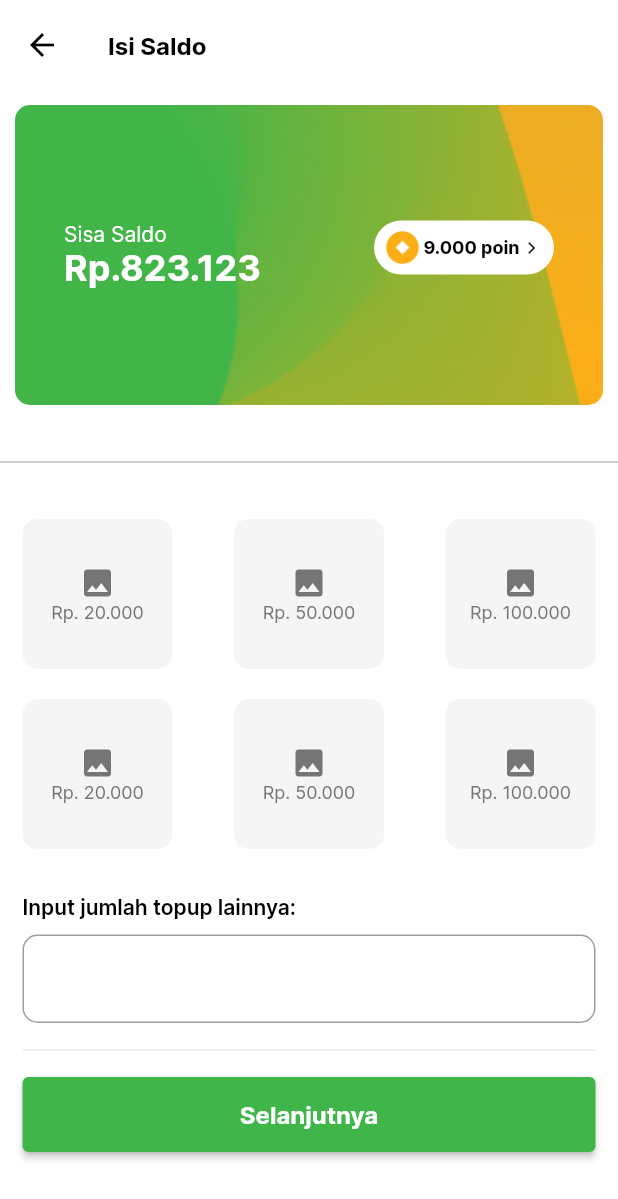
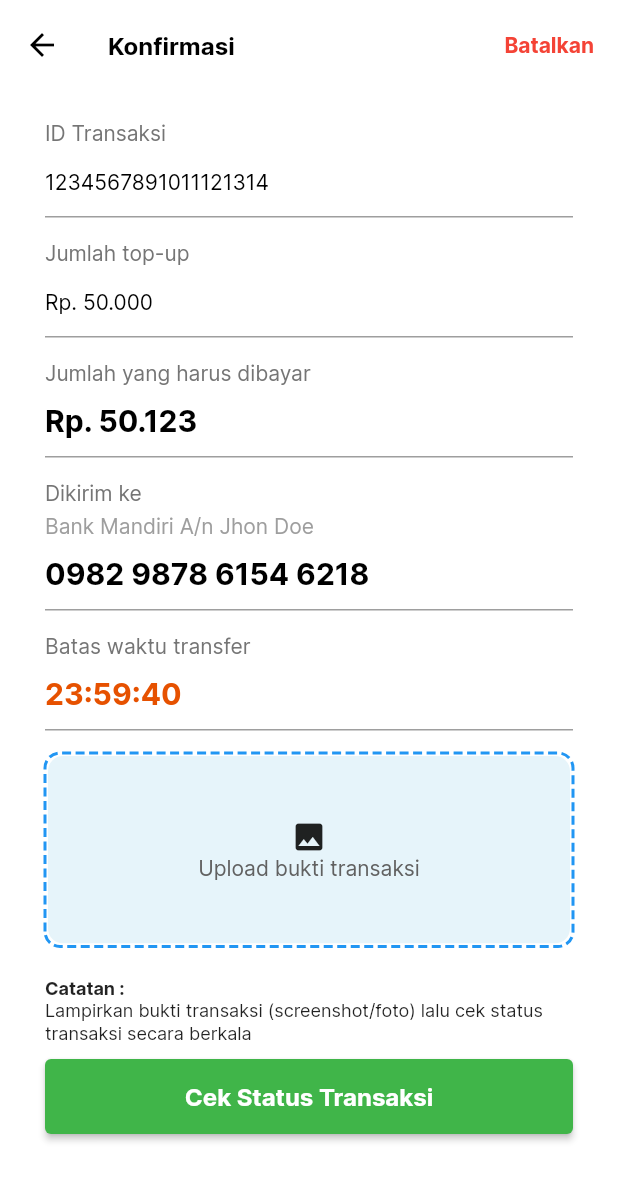
Before and after one commit to IkbalGumilar/bmt_kbs, a Flutter app: the IsiSaldoScreen screen opened directly, after a tap on "Selanjutnya", on a phone screen of 412 x 824 dp. Shown: the top 1199 px of the screen. Run offline on Flutter 3.47's test engine with Material 2 defaults, Android fonts, the phone set to English and light mode, and no system bars; drawn by our look-alikes of dotted_border; our stand-ins replace flutter_native_splash; statements that could not run were skipped.

Commit message:
Menambahkan beberapa komponen pelengkap pada halaman konfirmasi isi saldo

```diff
--- a/lib/screens/features/isi_saldo.dart
+++ b/lib/screens/features/isi_saldo/isi_saldo.dart
@@ -1,4 +1,5 @@
 import 'package:bmt_kbs/etc/color_pallete.dart';
+import 'package:bmt_kbs/widgets/full_width_button.dart';
 import 'package:flutter/material.dart';
 
 class IsiSaldoScreen extends StatelessWidget {
@@ -320,24 +321,7 @@ class IsiSaldoScreen extends StatelessWidget {
                       padding: const EdgeInsets.only(bottom: 20.0),
                       child: Column(
                         children: [
-                          SizedBox(
-                            width: double.infinity,
-                            height: 50,
-                            child: ElevatedButton(
-                              onPressed: () {},
-                              style: ElevatedButton.styleFrom(
-                                backgroundColor: ColorPallete.primaryColor,
-                              ),
-                              child: const Text(
-                                "Selanjutnya",
-                                style: TextStyle(
-                                  color: Colors.white,
-                                  fontSize: 16,
-                                  fontWeight: FontWeight.w700,
-                                ),
-                              ),
-                            ),
-                          ),
+                          FullWidthButton(text: "Selanjutnya"),
                         ],
                       ),
                     ),
--- /dev/null
+++ b/lib/screens/features/isi_saldo/konfirmasi.dart
@@ -0,0 +1,259 @@
+import 'package:bmt_kbs/widgets/full_width_button.dart';
+import 'package:dotted_border/dotted_border.dart';
+import 'package:flutter/material.dart';
+
+class KonfirmasiIsiSaldoScreen extends StatefulWidget {
+  KonfirmasiIsiSaldoScreen({super.key});
+
+  @override
+  State<KonfirmasiIsiSaldoScreen> createState() =>
+      _KonfirmasiIsiSaldoScreenState();
+}
+
+class _KonfirmasiIsiSaldoScreenState extends State<KonfirmasiIsiSaldoScreen> {
+  @override
+  Widget build(BuildContext context) {
+    return Scaffold(
+      backgroundColor: Colors.white,
+      appBar: PreferredSize(
+        preferredSize: const Size.fromHeight(60),
+        child: AppBar(
+          iconTheme: const IconThemeData(color: Colors.black),
+          toolbarHeight: 60,
+          title: const Text(
+            "Konfirmasi",
+            style: TextStyle(
+                fontSize: 16, fontWeight: FontWeight.bold, color: Colors.black),
+          ),
+          centerTitle: false,
+          backgroundColor: Colors.white,
+          elevation: 0.0,
+          actions: [
+            ElevatedButton(
+              onPressed: () {},
+              style: ElevatedButton.styleFrom(
+                backgroundColor: Colors.white,
+                elevation: 0.0,
+              ),
+              child: const Text(
+                "Batalkan",
+                style: TextStyle(
+                  color: Colors.red,
+                  fontWeight: FontWeight.bold,
+                  fontSize: 14,
+                ),
+              ),
+            ),
+          ],
+        ),
+      ),
+      body: ListView(
+        padding: const EdgeInsets.symmetric(
+          horizontal: 30,
+          vertical: 20,
+        ),
+        children: [
+          InputKonfirmasiIsiSaldo(
+            label: "ID Transaksi",
+            inputValue: "1234567891011121314",
+            isBanking: false,
+          ),
+          InputKonfirmasiIsiSaldo(
+            label: "Jumlah top-up",
+            inputValue: "Rp. 50.000",
+            isBanking: false,
+          ),
+          InputKonfirmasiIsiSaldo(
+            label: "Jumlah yang harus dibayar",
+            inputValue: "Rp. 50.123",
+            isBold: true,
+            isImportant: true,
+            isBanking: false,
+          ),
+          InputKonfirmasiIsiSaldo(
+            label: "Dikirim ke",
+            inputValue: "0982 9878 6154 6218",
+            isBold: true,
+            isImportant: true,
+            isBanking: true,
+          ),
+          InputKonfirmasiIsiSaldo(
+            label: "Batas waktu transfer",
+            inputValue: "23:59:40",
+            isBold: true,
+            isImportant: true,
+            isBanking: false,
+            isColored: true,
+          ),
+          DottedBorder(
+            borderType: BorderType.RRect,
+            radius: Radius.circular(10),
+            color: Colors.blue,
+            strokeWidth: 2,
+            dashPattern: [6, 3, 6, 3],
+            child: ClipRRect(
+              child: GestureDetector(
+                onTap: () {
+                  print("SSS");
+
+                  showModalBottomSheet(
+                    shape: RoundedRectangleBorder(
+                      borderRadius: BorderRadius.circular(10.0),
+                    ),
+                    context: context,
+                    builder: (context) {
+                      return Container(
+                        height: 300,
+                        child: Padding(
+                          padding: const EdgeInsets.symmetric(
+                              vertical: 20, horizontal: 30),
+                          child: Wrap(
+                            children: [
+                              Row(
+                                mainAxisAlignment: MainAxisAlignment.center,
+                                children: [
+                                  Container(
+                                    width: 50,
+                                    height: 12,
+                                    decoration: BoxDecoration(
+                                      color: Colors.blue[100],
+                                      borderRadius: BorderRadius.circular(10),
+                                    ),
+                                  ),
+                                ],
+                              ),
+                              SizedBox(
+                                height: 20,
+                              ),
+                              Column(
+                                children: [
+                                  Container(
+                                    width: double.infinity,
+                                    decoration: BoxDecoration(
+                                      color: Colors.blue,
+                                    ),
+                                  ),
+                                ],
+                              ),
+                            ],
+                          ),
+                        ),
+                      );
+                    },
+                  );
+                },
+                child: Container(
+                  width: double.infinity,
+                  height: 125,
+                  decoration: BoxDecoration(
+                    color: Color.fromARGB(25, 0, 146, 199),
+                    borderRadius: BorderRadius.circular(10),
+                  ),
+                  child: Column(
+                    mainAxisAlignment: MainAxisAlignment.center,
+                    children: [
+                      Icon(Icons.photo),
+                      Text(
+                        "Upload bukti transaksi",
+                        style: TextStyle(
+                          fontSize: 14,
+                          color: Colors.grey[700],
+                        ),
+                      ),
+                    ],
+                  ),
+                ),
+              ),
+            ),
+          ),
+          Padding(
+            padding: EdgeInsets.only(top: 20),
+            child: Column(
+              crossAxisAlignment: CrossAxisAlignment.start,
+              children: const [
+                Text(
+                  "Catatan :",
+                  style: TextStyle(fontWeight: FontWeight.bold, fontSize: 12),
+                ),
+                Text(
+                  "Lampirkan bukti transaksi (screenshot/foto) lalu cek status transaksi secara berkala",
+                  style: TextStyle(fontSize: 12, fontWeight: FontWeight.normal),
+                ),
+              ],
+            ),
+          ),
+          SizedBox(
+            height: 10,
+          ),
+          FullWidthButton(
+            text: "Cek Status Transaksi",
+          ),
+        ],
+      ),
+    );
+  }
+}
+
+class InputKonfirmasiIsiSaldo extends StatelessWidget {
+  InputKonfirmasiIsiSaldo({
+    Key? key,
+    required this.label,
+    required this.inputValue,
+    this.isBold,
+    this.isImportant,
+    required this.isBanking,
+    this.isColored,
+  }) : super(key: key);
+
+  String label;
+  String inputValue;
+  bool? isBold;
+  bool? isImportant;
+  bool isBanking;
+  bool? isColored = false;
+
+  @override
+  Widget build(BuildContext context) {
+    return Column(
+      crossAxisAlignment: CrossAxisAlignment.start,
+      children: [
+        Text(
+          label,
+          style: TextStyle(
+            color: Colors.grey[600],
+          ),
+        ),
+        if (isBanking == true)
+          const SizedBox(
+            height: 5,
+          ),
+        Column(
+          crossAxisAlignment: CrossAxisAlignment.start,
+          children: [
+            if (isBanking == true)
+              Text(
+                isBanking == true ? "Bank Mandiri A/n Jhon Doe" : "",
+                style: TextStyle(
+                  color: Colors.grey,
+                ),
+              ),
+            TextField(
+              autocorrect: false,
+              controller: TextEditingController(text: inputValue),
+              decoration: InputDecoration(),
+              style: TextStyle(
+                fontWeight:
+                    isBold == true ? FontWeight.bold : FontWeight.normal,
+                fontSize: isImportant == true ? 20 : 14,
+                color: isColored == true ? Colors.orange[900] : Colors.black,
+              ),
+            ),
+          ],
+        ),
+        SizedBox(
+          height: 15,
+        ),
+      ],
+    );
+  }
+}
--- a/lib/screens/home.dart
+++ b/lib/screens/home.dart
@@ -1,4 +1,4 @@
-import 'package:bmt_kbs/screens/features/isi_saldo.dart';
+import 'package:bmt_kbs/screens/features/isi_saldo/isi_saldo.dart';
 import 'package:flutter/material.dart';
 
 class HomePage extends StatelessWidget {
--- /dev/null
+++ b/lib/widgets/full_width_button.dart
@@ -0,0 +1,42 @@
+import 'package:bmt_kbs/etc/color_pallete.dart';
+import 'package:bmt_kbs/screens/features/isi_saldo/konfirmasi.dart';
+import 'package:flutter/material.dart';
+
+class FullWidthButton extends StatelessWidget {
+  FullWidthButton({
+    Key? key,
+    required this.text,
+  }) : super(key: key);
+
+  String text;
+
+  @override
+  Widget build(BuildContext context) {
+    return SizedBox(
+      width: double.infinity,
+      height: 50,
+      child: ElevatedButton(
+        onPressed: () {
+          print("test");
+          Navigator.push(
+            context,
+            MaterialPageRoute(
+              builder: (context) => KonfirmasiIsiSaldoScreen(),
+            ),
+          );
+        },
+        style: ElevatedButton.styleFrom(
+          backgroundColor: ColorPallete.primaryColor,
+        ),
+        child: Text(
+          text,
+          style: const TextStyle(
+            color: Colors.white,
+            fontSize: 16,
+            fontWeight: FontWeight.w700,
+          ),
+        ),
+      ),
+    );
+  }
+}
--- a/pubspec.yaml
+++ b/pubspec.yaml
@@ -31,6 +31,7 @@ environment:
 dependencies:
   cupertino_icons: ^1.0.2
   dots_indicator: ^2.1.0
+  dotted_border: ^2.0.0+2
   flutter:
     sdk: flutter
   flutter_native_splash: ^2.2.11
@@ -62,6 +63,7 @@ flutter:
     - assets/img/
     - assets/img/introduction/
     - assets/screens/isi_saldo/
+    - assets/icons/screens/isi_saldo/
   # An image asset can refer to one or more resolution-specific "variants", see
   # https://flutter.dev/assets-and-images/#resolution-aware
   # For details regarding adding assets from package dependencies, see
```
Also changed, not shown: assets/icons/screens/isi_saldo/bills.png (added), assets/img/bmt_kbs.png, pubspec.lock.
